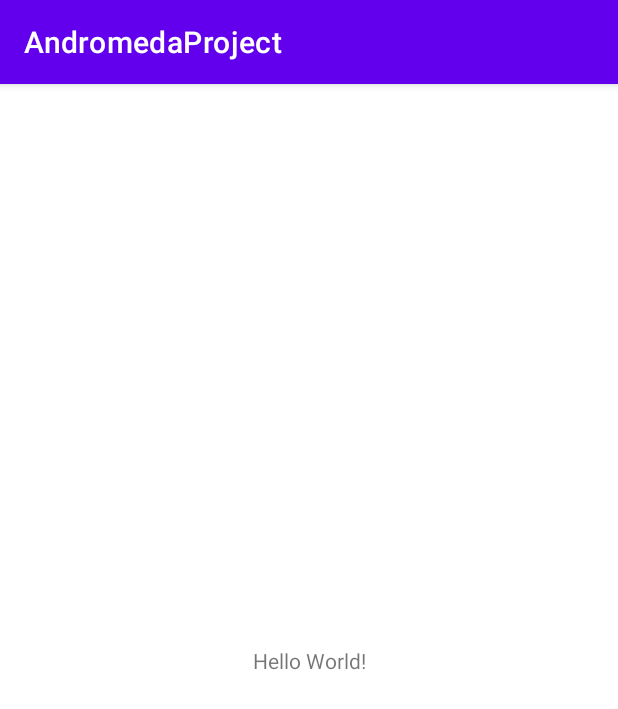
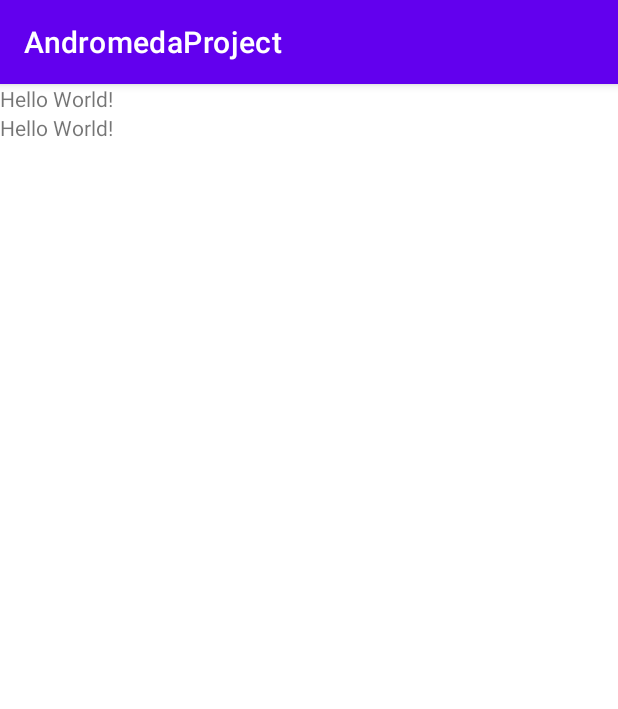
Before and after one commit to 27thAndroimeda/AndromedaProject, an Android app: the screen it shows after launch (MainActivity), on a phone screen of 412 x 824 dp. Shown: the top 709 px of the screen. Run offline under Robolectric (Android 15) with nearby library versions, the phone set to English and light mode, and no system bars.

Commit message:
style: text추가

```diff
--- a/app/src/main/res/layout/activity_main.xml
+++ b/app/src/main/res/layout/activity_main.xml
@@ -1,18 +1,21 @@
 <?xml version="1.0" encoding="utf-8"?>
-<androidx.constraintlayout.widget.ConstraintLayout xmlns:android="http://schemas.android.com/apk/res/android"
+<LinearLayout
+    xmlns:android="http://schemas.android.com/apk/res/android"
     xmlns:app="http://schemas.android.com/apk/res-auto"
     xmlns:tools="http://schemas.android.com/tools"
     android:layout_width="match_parent"
     android:layout_height="match_parent"
+    android:orientation="vertical"
     tools:context=".MainActivity">
+
 
     <TextView
         android:layout_width="wrap_content"
         android:layout_height="wrap_content"
-        android:text="Hello World!"
-        app:layout_constraintBottom_toBottomOf="parent"
-        app:layout_constraintLeft_toLeftOf="parent"
-        app:layout_constraintRight_toRightOf="parent"
-        app:layout_constraintTop_toTopOf="parent" />
+        android:text="Hello World!" />
 
-</androidx.constraintlayout.widget.ConstraintLayout>
+    <TextView
+        android:layout_width="wrap_content"
+        android:layout_height="wrap_content"
+        android:text="Hello World!" />
+</LinearLayout>
```
